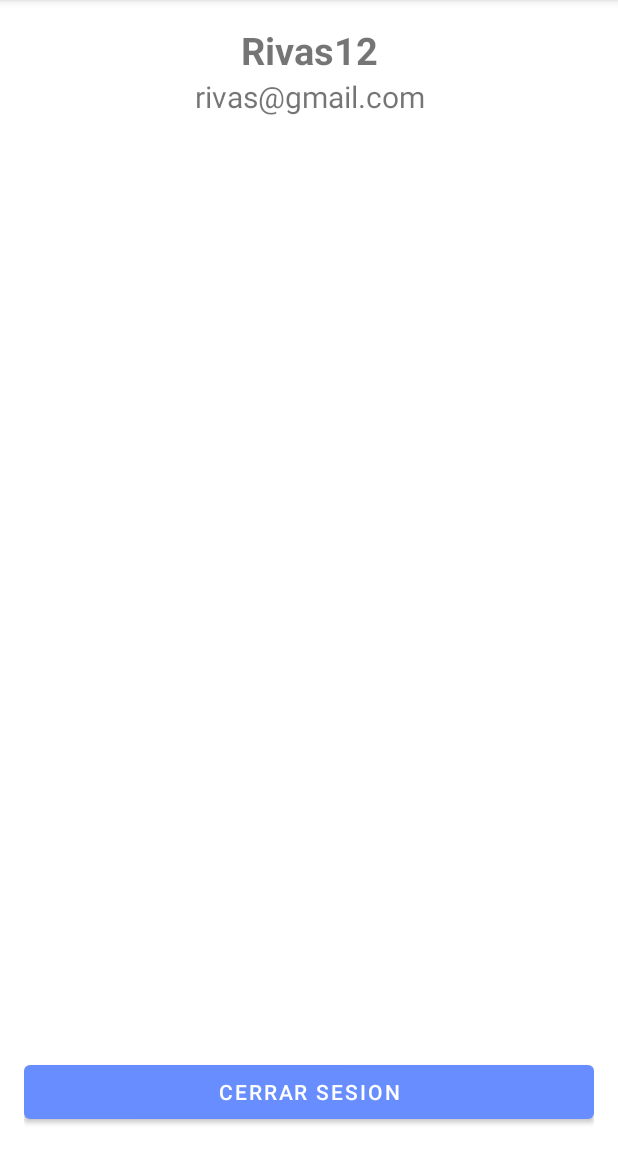
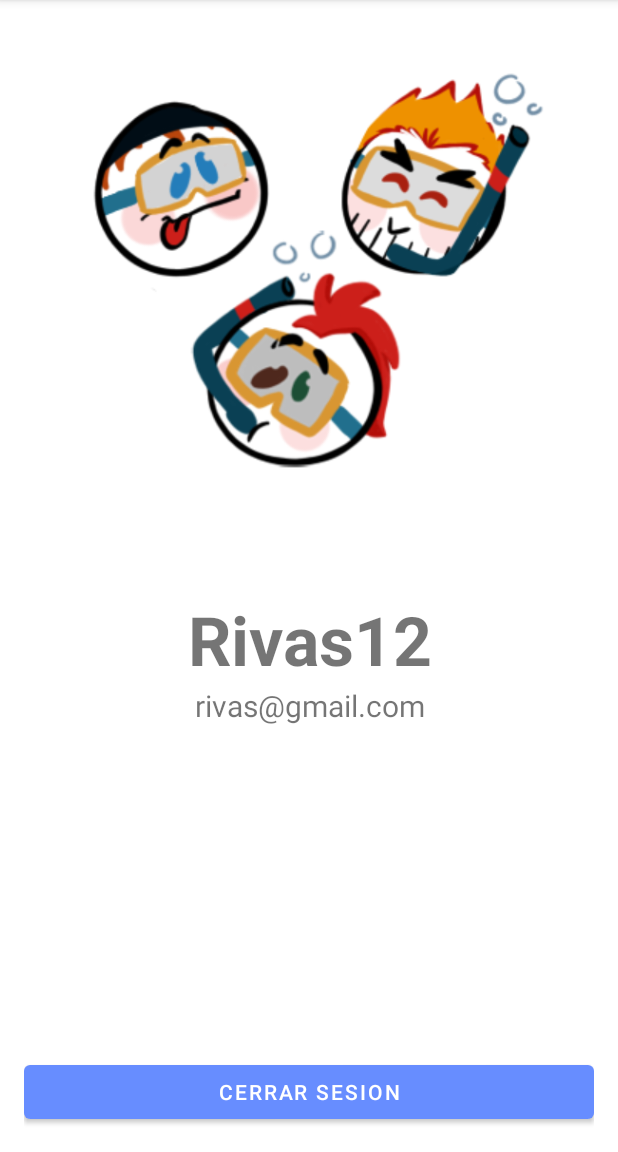
Before and after one commit to DAguileraBusselle/PIBuceo, an Android app: the MiCuentaActivity screen opened directly, with no data from a screen before it, on a phone screen of 412 x 824 dp, the part 84-1236 px from its top. Run offline under Robolectric (Android 15) with nearby library versions, the phone set to English and light mode, and no system bars; 2 statements that could not run were skipped.

Commit message:
ultimo commit

```diff
--- a/app/src/main/res/layout/activity_main.xml
+++ b/app/src/main/res/layout/activity_main.xml
@@ -5,6 +5,7 @@
     android:layout_width="match_parent"
     android:layout_height="match_parent"
     android:padding="@dimen/margen"
+    android:background="@drawable/fondoo"
     tools:context=".MainActivity">
 
     <ImageView
--- a/app/src/main/res/layout/activity_mi_cuenta.xml
+++ b/app/src/main/res/layout/activity_mi_cuenta.xml
@@ -1,5 +1,5 @@
 <?xml version="1.0" encoding="utf-8"?>
-<androidx.constraintlayout.widget.ConstraintLayout xmlns:android="http://schemas.android.com/apk/res/android"
+<RelativeLayout xmlns:android="http://schemas.android.com/apk/res/android"
     xmlns:app="http://schemas.android.com/apk/res-auto"
     xmlns:tools="http://schemas.android.com/tools"
     android:layout_width="match_parent"
@@ -11,10 +11,11 @@
         android:layout_width="match_parent"
         android:layout_height="wrap_content"
         android:textAlignment="center"
+        android:layout_below="@id/ivAvatares"
         android:textStyle="bold"
-        android:textSize="25sp"
+
+        android:textSize="45sp"
         android:text="Rivas12"
-        app:layout_constraintTop_toTopOf="parent"
         />
 
     <TextView
@@ -23,15 +24,24 @@
         android:layout_height="wrap_content"
         android:textAlignment="center"
         android:textSize="20sp"
+        android:layout_below="@id/tvNombreCuenta"
         android:text="rivas@gmail.com"
-        app:layout_constraintTop_toBottomOf="@+id/tvNombreCuenta"
         />
+
+    <ImageView
+        android:id="@+id/ivAvatares"
+        android:adjustViewBounds="true"
+        android:layout_width="wrap_content"
+        android:layout_height="wrap_content"
+        android:layout_alignParentTop="true"
+        android:layout_centerHorizontal="true"
+        android:src="@drawable/avatares" />
 
     <Button
         android:id="@+id/btnCerrarSesion"
         android:layout_width="match_parent"
         android:layout_height="wrap_content"
         android:text="@string/cerrar_sesion"
-        app:layout_constraintBottom_toBottomOf="parent"
+        android:layout_alignParentBottom="true"
         />
-</androidx.constraintlayout.widget.ConstraintLayout>
+</RelativeLayout>
--- a/app/src/main/res/layout/activity_registrar.xml
+++ b/app/src/main/res/layout/activity_registrar.xml
@@ -5,13 +5,14 @@
     android:layout_width="match_parent"
     android:layout_height="match_parent"
     android:padding="@dimen/margen"
+    android:background="@color/blue_chillest"
     tools:context=".RegistrarActivity">
 
     <ImageView
         android:id="@+id/ivLogo"
         android:layout_width="match_parent"
         android:layout_above="@id/tvRegistro"
-        android:src="@drawable/logo"
+        android:src="@drawable/logo2"
         android:layout_height="match_parent"/>
 
     <TextView
--- a/app/src/main/res/values/colors.xml
+++ b/app/src/main/res/values/colors.xml
@@ -16,6 +16,9 @@
     <color name="blue_chill">#678DFF</color>
     <color name="blue_chiller">#ABBDF4</color>
     <color name="blue_chilling">#76B8FF</color>
+    <color name="blue_chillest">#B6F0FF</color>
+
+    <color name="coral">#E54F35</color>
     <color name="gray">#B8B8B8</color>
 
 </resources>
```
Also changed, not shown: app/src/main/res/layout/activity_iniciar_sesion.xml (+5 -3 lines), app/src/main/res/layout/fragment_centro.xml (+8 -5 lines), app/src/main/res/drawable/avatares.png (added), app/src/main/res/drawable/buceo_galicia_centro.jpg (deleted), app/src/main/res/drawable/fondo.jpg (added), app/src/main/res/drawable/fondo_mar.jpg (added), app/src/main/res/drawable/fondofondo.jpg (added), app/src/main/res/drawable/fondoo.jpg (added), app/src/main/res/drawable/logo.png, app/src/main/res/drawable/logo2.png (added).
